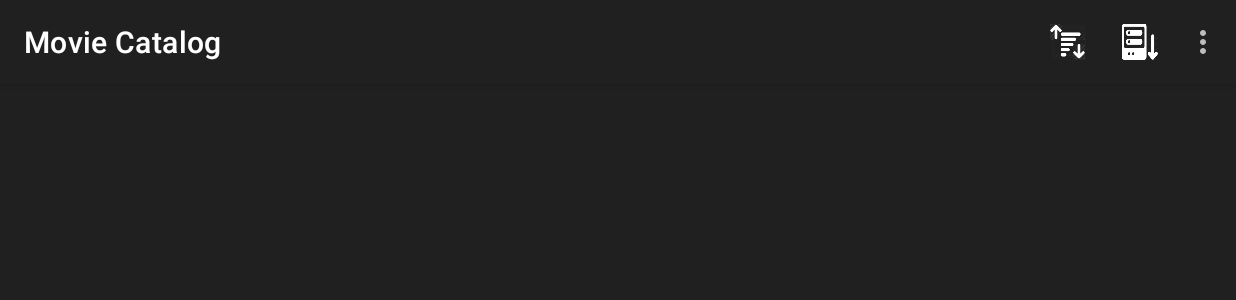
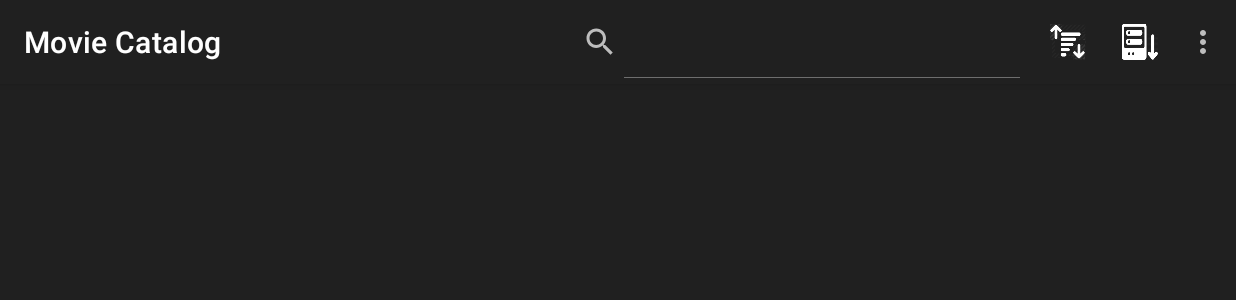
Before and after one commit to andreaiacono/MovieCatalog, an Android app: the screen it shows after launch (MainActivity), on a phone screen of 824 x 412 dp (held sideways). Shown: the top 300 px of the screen. Run offline under Robolectric (Android 15) with nearby library versions, the phone set to English and light mode, and no system bars; 7 statements that could not run were skipped.

Commit message:
added stub for search

```diff
--- a/app/src/main/AndroidManifest.xml
+++ b/app/src/main/AndroidManifest.xml
@@ -22,9 +22,11 @@
             android:theme="@style/AppTheme.NoActionBar">
             <intent-filter>
                 <action android:name="android.intent.action.MAIN" />
-
+                <action android:name="android.intent.action.SEARCH" />
                 <category android:name="android.intent.category.LAUNCHER" />
             </intent-filter>
+            <meta-data android:name="android.app.searchable"
+                android:resource="@xml/searchable"/>
         </activity>
 
         <activity
--- a/app/src/main/java/org/andreaiacono/moviecatalog/activity/MainActivity.kt
+++ b/app/src/main/java/org/andreaiacono/moviecatalog/activity/MainActivity.kt
@@ -28,8 +28,10 @@ import com.fasterxml.jackson.databind.ObjectMapper
 import com.fasterxml.jackson.dataformat.yaml.YAMLFactory
 import org.andreaiacono.moviecatalog.model.Config
 import android.app.ActivityManager
-
-
+import android.widget.Toast
+import android.widget.AdapterView
+import android.app.SearchManager
+import android.content.Context
 
 class MainActivity : PostTaskListener<Any>, AppCompatActivity() {
 
@@ -40,8 +42,8 @@ class MainActivity : PostTaskListener<Any>, AppCompatActivity() {
     private lateinit var genresListView: ListView
     private lateinit var moviesCatalog: MoviesCatalog
     private lateinit var movieBitmaps: ArrayList<MovieBitmap>
-    private lateinit var imageAdapter: ImageAdapter
     private lateinit var genresAdapter: ArrayAdapter<String>
+    private var imageAdapter: ImageAdapter = ImageAdapter(this, listOf())
 
     override fun onPostTask(result: Any, asyncTaskType: AsyncTaskType, exception: Exception?) {
 
@@ -62,7 +64,8 @@ class MainActivity : PostTaskListener<Any>, AppCompatActivity() {
                                 it.dirName,
                                 it.videoFilename,
                                 it.genres,
-                                thumbNameNormalizer(it.title)
+                                thumbNameNormalizer(it.title),
+                                getInfoFromNasMovie(it)
                             )
                         }
                         .toList()
@@ -96,6 +99,9 @@ class MainActivity : PostTaskListener<Any>, AppCompatActivity() {
             }
     }
 
+    private fun getInfoFromNasMovie(movie: NasMovie) =
+        movie.title + " " + movie.director + " " + movie.cast.joinToString { " " } + movie.year
+
     override fun onCreate(savedInstanceState: Bundle?) {
 
         super.onCreate(savedInstanceState)
@@ -122,9 +128,9 @@ class MainActivity : PostTaskListener<Any>, AppCompatActivity() {
 
         gridView = findViewById(R.id.moviesGridView)
 
-        val scalefactor = resources.displayMetrics.density * 180
+        val scaleFactor = resources.displayMetrics.density * 180
         val number = windowManager.defaultDisplay.width
-        val columns = (number.toFloat() / scalefactor).toInt()
+        val columns = (number.toFloat() / scaleFactor).toInt()
         gridView.numColumns = columns
 
         gridView.onItemClickListener = AdapterView.OnItemClickListener { _, v, position, _ ->
@@ -147,6 +153,11 @@ class MainActivity : PostTaskListener<Any>, AppCompatActivity() {
             val messageView = dialog.findViewById<View>(android.R.id.message) as TextView
             messageView.gravity = Gravity.CENTER
         }
+
+        // Verify the action and get the query
+        if (Intent.ACTION_SEARCH == intent.action) {
+            intent.getStringExtra(SearchManager.QUERY)?.also { imageAdapter.search(it) }
+        }
     }
 
     fun loadConfig(): Config {
@@ -156,12 +167,24 @@ class MainActivity : PostTaskListener<Any>, AppCompatActivity() {
 
     override fun onCreateOptionsMenu(menu: Menu): Boolean {
         menuInflater.inflate(R.menu.menu_main, menu)
+
+        // Get the SearchView and set the searchable configuration
+        val searchManager = getSystemService(Context.SEARCH_SERVICE) as SearchManager
+        (menu.findItem(R.id.action_search).actionView as SearchView).apply {
+            // Assumes current activity is the searchable activity
+            setSearchableInfo(searchManager.getSearchableInfo(componentName))
+            setIconifiedByDefault(false) // Do not iconify the widget; expand it by default
+        }
+
         return true
     }
 
     override fun onOptionsItemSelected(item: MenuItem): Boolean {
 
         return when (item.itemId) {
+            R.id.action_search -> {
+               true
+            }
             R.id.action_scan -> {
                 val horizontalProgressBar: ProgressBar = findViewById(R.id.horizontalProgressBar)
                 NasScanningTask(this, moviesCatalog, horizontalProgressBar).execute()
--- a/app/src/main/java/org/andreaiacono/moviecatalog/activity/task/NasScanningTask.kt
+++ b/app/src/main/java/org/andreaiacono/moviecatalog/activity/task/NasScanningTask.kt
@@ -89,6 +89,9 @@ internal class NasScanningTask(taskListener: PostTaskListener<Any>, val moviesCa
                                     xmlMovie.sortingTitle ?: xmlMovie.title,
                                     if (xmlMovie.date.time > 0L) xmlMovie.date else Date(movieDir.listFiles("folder.jpg").first().date),
                                     xmlMovie.genres,
+                                    xmlMovie.cast,
+                                    xmlMovie.director,
+                                    xmlMovie.year,
                                     movieDir.name,
                                     movieFiles[0].name
                                 )
--- a/app/src/main/java/org/andreaiacono/moviecatalog/model/Movie.kt
+++ b/app/src/main/java/org/andreaiacono/moviecatalog/model/Movie.kt
@@ -10,7 +10,8 @@ data class Movie (
     val dirName: String,
     val videoFileName: String,
     val genres: List<String> = listOf(),
-    val thumbName: String
+    val thumbName: String,
+    val searchableInfo: String
 ) : Serializable
 
-val EMPTY_MOVIE = Movie("", "",  Date(0L), "", thumbName = "", videoFileName = "")
+val EMPTY_MOVIE = Movie("", "",  Date(0L), "", thumbName = "", videoFileName = "", searchableInfo = "")
--- a/app/src/main/res/menu/menu_main.xml
+++ b/app/src/main/res/menu/menu_main.xml
@@ -4,9 +4,17 @@
     tools:context="org.andreaiacono.moviecatalog.activity.MainActivity">
 
     <item
+        android:id="@+id/action_search"
+        android:icon="@drawable/ic_search"
+        android:orderInCategory="10"
+        android:title="@string/action_search"
+        app:showAsAction="ifRoom"
+        app:actionViewClass="android.widget.SearchView" />
+
+    <item
         android:id="@+id/action_sort"
         android:icon="@drawable/ic_sort"
-        android:orderInCategory="10"
+        android:orderInCategory="50"
         android:title="@string/action_sort"
         app:showAsAction="ifRoom">
         <menu>
--- a/app/src/main/res/values/strings.xml
+++ b/app/src/main/res/values/strings.xml
@@ -11,4 +11,6 @@
     <string name="action_sort">Sort</string>
     <string name="sort_by_title">Sort by Title</string>
     <string name="sort_by_date">Sort by Date</string>
+    <string name="action_search">Search</string>
+    <string name="search_hint">Search titles, actors…</string>
 </resources>
--- /dev/null
+++ b/app/src/main/res/xml/searchable.xml
@@ -0,0 +1,5 @@
+<?xml version="1.0" encoding="utf-8"?>
+<searchable xmlns:android="http://schemas.android.com/apk/res/android"
+    android:hint="@string/search_hint"
+    android:label="@string/app_name"
+    android:voiceSearchMode="showVoiceSearchButton|launchRecognizer" />
```
Also changed, not shown: app/src/main/java/org/andreaiacono/moviecatalog/model/NasMovie.kt (+9 -0 lines), app/src/main/java/org/andreaiacono/moviecatalog/util/ImageAdapter.kt (+13 -9 lines).
